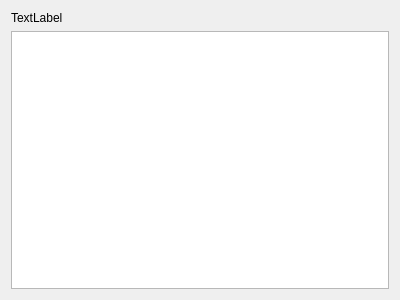
First picture: the form in gui/gui.ui, repository miagiurgiu/RedoneWazeOOPExam, before the edit.
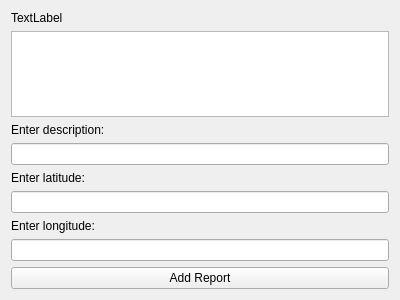
Second picture: the form after the edit.

Diff of the .ui file:
```diff
--- a/gui/gui.ui
+++ b/gui/gui.ui
@@ -24,6 +24,43 @@
    <item>
     <widget class="QListWidget" name="reportsListWidget"/>
    </item>
+   <item>
+    <widget class="QLabel" name="label">
+     <property name="text">
+      <string>Enter description:</string>
+     </property>
+    </widget>
+   </item>
+   <item>
+    <widget class="QLineEdit" name="descriptionLineEdit"/>
+   </item>
+   <item>
+    <widget class="QLabel" name="label_2">
+     <property name="text">
+      <string>Enter latitude:</string>
+     </property>
+    </widget>
+   </item>
+   <item>
+    <widget class="QLineEdit" name="latitudeLineEdit"/>
+   </item>
+   <item>
+    <widget class="QLabel" name="label_3">
+     <property name="text">
+      <string>Enter longitude:</string>
+     </property>
+    </widget>
+   </item>
+   <item>
+    <widget class="QLineEdit" name="longitudeLineEdit"/>
+   </item>
+   <item>
+    <widget class="QPushButton" name="addButton">
+     <property name="text">
+      <string>Add Report</string>
+     </property>
+    </widget>
+   </item>
   </layout>
  </widget>
  <resources/>
```
Left out of the diff: 9 changed lines with no effect on the pictures.
